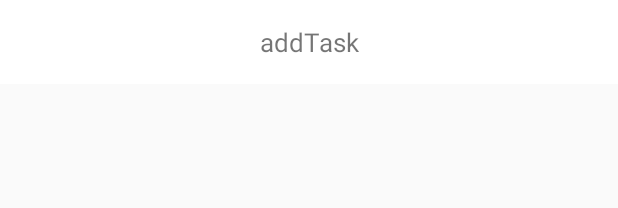
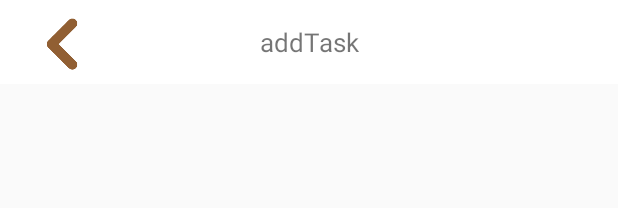
Before and after one commit to pptl/adPJ, an Android app: the layout activity_add_task.xml on its own in the app's theme, with its tools: preview values and no code run, on a phone screen of 412 x 824 dp. Shown: the top 208 px of the screen. Run offline under Robolectric (Android 15) with nearby library versions, the light colour scheme and no system bars.

Commit message:
actionBar complete

```diff
--- a/androidFile/app/src/main/java/com/example/shuafeia/add_task.java
+++ b/androidFile/app/src/main/java/com/example/shuafeia/add_task.java
@@ -2,6 +2,7 @@ package com.example.shuafeia;
 
 import android.support.v7.app.AppCompatActivity;
 import android.os.Bundle;
+import android.view.View;
 
 public class add_task extends AppCompatActivity {
 
@@ -10,4 +11,7 @@ public class add_task extends AppCompatActivity {
         super.onCreate(savedInstanceState);
         setContentView(R.layout.activity_add_task);
     }
+
+    public void closeTab(View view) {
+    }
 }
--- a/androidFile/app/src/main/res/layout/activity_add_task.xml
+++ b/androidFile/app/src/main/res/layout/activity_add_task.xml
@@ -30,6 +30,25 @@
 
         </android.support.v7.widget.Toolbar>
 
+        <ImageView
+            android:id="@+id/imageView5"
+            android:layout_width="40dp"
+            android:layout_height="40dp"
+            android:layout_alignStart="@+id/toolbar_top"
+            android:layout_alignLeft="@+id/toolbar_top"
+            android:layout_alignTop="@+id/toolbar_top"
+            android:layout_alignEnd="@+id/toolbar_top"
+            android:layout_alignRight="@+id/toolbar_top"
+            android:layout_alignBottom="@+id/toolbar_top"
+            android:layout_marginStart="23dp"
+            android:layout_marginLeft="23dp"
+            android:layout_marginTop="8dp"
+            android:layout_marginEnd="348dp"
+            android:layout_marginRight="348dp"
+            android:layout_marginBottom="8dp"
+            android:onClick="closeTab"
+            app:srcCompat="@drawable/back_ic" />
+
     </RelativeLayout>
 
     <RelativeLayout
```
Also changed, not shown: androidFile/app/src/main/res/drawable-hdpi/ic_back.png (added), androidFile/app/src/main/res/drawable-hdpi/ic_cancel.png, androidFile/app/src/main/res/drawable-mdpi/ic_back.png (added), androidFile/app/src/main/res/drawable-mdpi/ic_cancel.png, androidFile/app/src/main/res/drawable-xhdpi/ic_back.png (added), androidFile/app/src/main/res/drawable-xhdpi/ic_cancel.png, androidFile/app/src/main/res/drawable-xxhdpi/ic_back.png (added), androidFile/app/src/main/res/drawable-xxhdpi/ic_cancel.png, androidFile/app/src/main/res/drawable-xxxhdpi/back_ic.png (added), androidFile/app/src/main/res/drawable-xxxhdpi/cancel.png (added), androidFile/app/src/main/res/drawable-xxxhdpi/ic_back.png (added), androidFile/app/src/main/res/drawable-xxxhdpi/ic_cancel.png, 4 other files.
